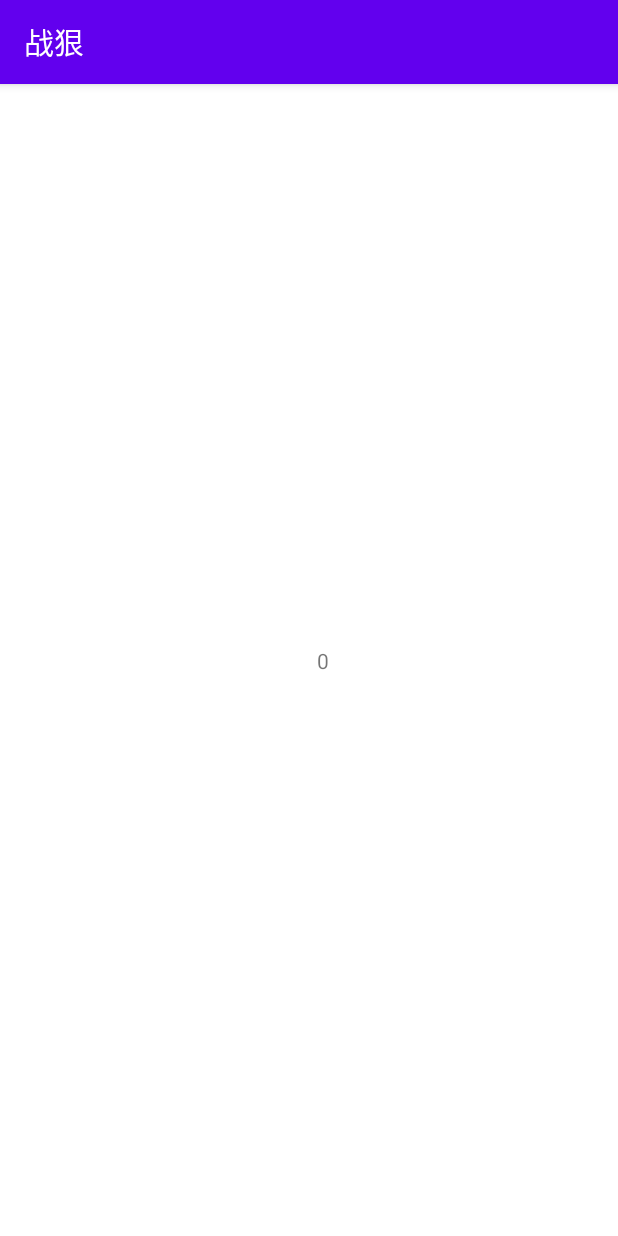
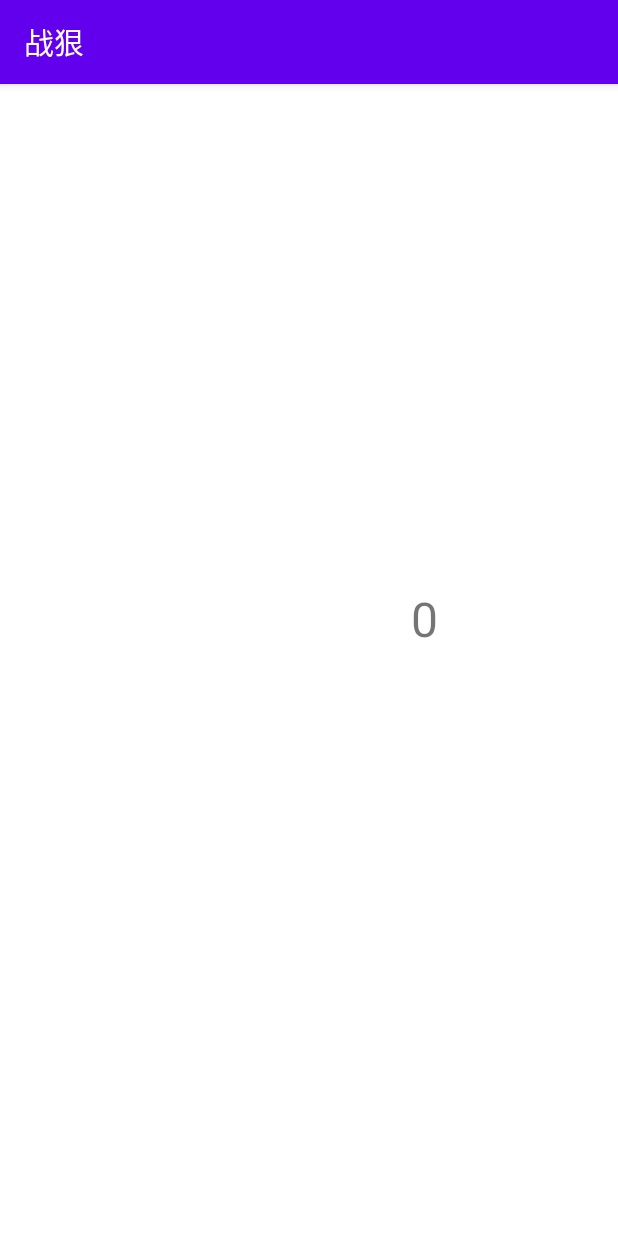
Before and after one commit to ScarecrowL1/AircraftWar-Android-courseProject, an Android app: the MultiEndActivity screen opened directly, with no data from a screen before it, on a phone screen of 412 x 824 dp. Run offline under Robolectric (Android 15) with nearby library versions, the phone set to English and light mode, and no system bars.

Commit message:
完善了联机模式

```diff
--- a/app/src/main/java/SocketServe/GetThread.java
+++ b/app/src/main/java/SocketServe/GetThread.java
@@ -43,8 +43,8 @@ public class GetThread extends Thread{
                         String str = br.readLine();
                         if(str.equals("gameover")){
                             othergameOverFlag = true;
+                            Other_player_score = br.readLine();
                             finally_score = Other_player_score;
-                            Log.e("1111", Game.othergameOverFlag+"");
                         }
                         Other_player_score = str;
                         continue;
--- a/app/src/main/java/SocketServe/PostThread.java
+++ b/app/src/main/java/SocketServe/PostThread.java
@@ -48,6 +48,7 @@ public class PostThread extends Thread{
                 }
                 if(gameOverFlag){
                     pw.println("gameover");
+                    pw.println(Game.Score+"");
                     pw.flush();
                 }
                 while(!othergameOverFlag){}
--- a/app/src/main/java/com/example/aircraftwar/WaitDieActivity.java
+++ b/app/src/main/java/com/example/aircraftwar/WaitDieActivity.java
@@ -18,19 +18,6 @@ public class WaitDieActivity extends AppCompatActivity {
         new Thread(){
             @Override
             public void run(){
-                while (true) {
-                    try {
-                        Thread.sleep(1000);
-                    } catch (InterruptedException e) {
-                        e.printStackTrace();
-                    }
-                    Log.e("123",""+othergameOverFlag);
-                }
-            }
-        }.start();
-        new Thread(){
-            @Override
-            public void run(){
                 while (true){
                     if(Game.gameOverFlag && othergameOverFlag){
                         Intent intent = new Intent().setClass(WaitDieActivity.this, MultiEndActivity.class);
--- a/app/src/main/res/layout/activity_multi_end.xml
+++ b/app/src/main/res/layout/activity_multi_end.xml
@@ -11,20 +11,26 @@
         android:layout_width="wrap_content"
         android:layout_height="wrap_content"
         android:layout_marginEnd="92dp"
+        android:gravity="center"
         android:text="TextView"
+        android:textSize="32dp"
         app:layout_constraintBottom_toBottomOf="parent"
         app:layout_constraintEnd_toStartOf="@+id/opposcore"
-        app:layout_constraintHorizontal_bias="0.927"
+        app:layout_constraintHorizontal_bias="1.0"
         app:layout_constraintStart_toStartOf="parent"
-        app:layout_constraintTop_toTopOf="parent" />
+        app:layout_constraintTop_toTopOf="parent"
+        app:layout_constraintVertical_bias="0.462" />
 
     <TextView
         android:id="@+id/opposcore"
         android:layout_width="wrap_content"
         android:layout_height="wrap_content"
-        android:layout_marginEnd="84dp"
+        android:layout_marginEnd="28dp"
+        android:gravity="center"
         android:text="TextView"
+        android:textSize="32dp"
         app:layout_constraintBottom_toBottomOf="parent"
         app:layout_constraintEnd_toEndOf="parent"
-        app:layout_constraintTop_toTopOf="parent" />
+        app:layout_constraintTop_toTopOf="parent"
+        app:layout_constraintVertical_bias="0.462" />
 </androidx.constraintlayout.widget.ConstraintLayout>
```
